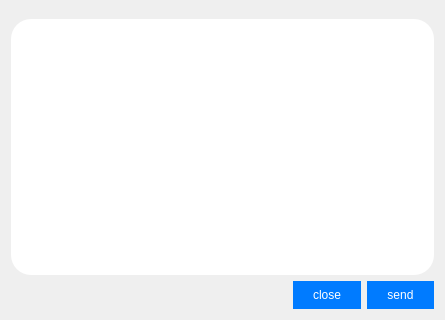
Above: Qt-IM/chat.ui from XiaoZheng2003/BIT-QT-IM before the change; both pictures show x 0 to 445 and y 280 to 600 of the 445 by 600 pixel window. Below: the same form after it.
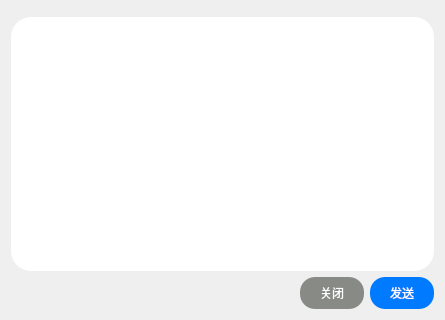
That is the form after the change. Icons and pictures are not drawn.

Patch:
```diff
--- a/Qt-IM/chat.ui
+++ b/Qt-IM/chat.ui
@@ -118,20 +118,29 @@
          <item>
           <widget class="QPushButton" name="pushButton_4">
            <property name="styleSheet">
-            <string notr="true">QPushButton {background-color: #007BFF; border-radius: 15px; padding: 7px 20px; color: white; border: none;}</string>
+            <string notr="true">QPushButton {background-color:rgb(136, 138, 133); border-radius: 15px; padding: 7px 20px; color: white; border: none;}
+
+
+QPushButton:hover {
+              background-color:  rgb(211, 215, 207);
+}</string>
            </property>
            <property name="text">
-            <string>close</string>
+            <string>关闭</string>
            </property>
           </widget>
          </item>
          <item>
           <widget class="QPushButton" name="sendMsg">
            <property name="styleSheet">
-            <string notr="true">QPushButton {background-color: #007BFF; border-radius: 15px; padding: 7px 20px; color: white; border: none;}</string>
+            <string notr="true">QPushButton {background-color: #007BFF; border-radius: 15px; padding: 7px 20px; color: white; border: none;}
+
+QPushButton:hover {
+              background-color:  #9cd3fa;
+}</string>
            </property>
            <property name="text">
-            <string>send</string>
+            <string>发送</string>
            </property>
           </widget>
          </item>
```
